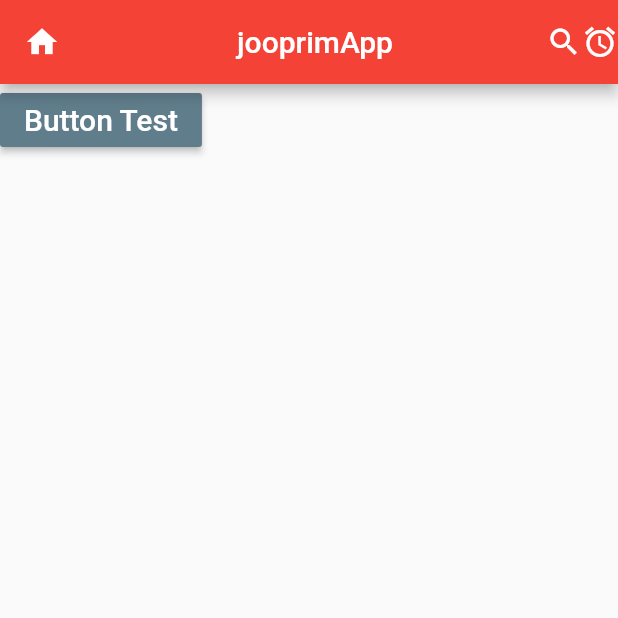
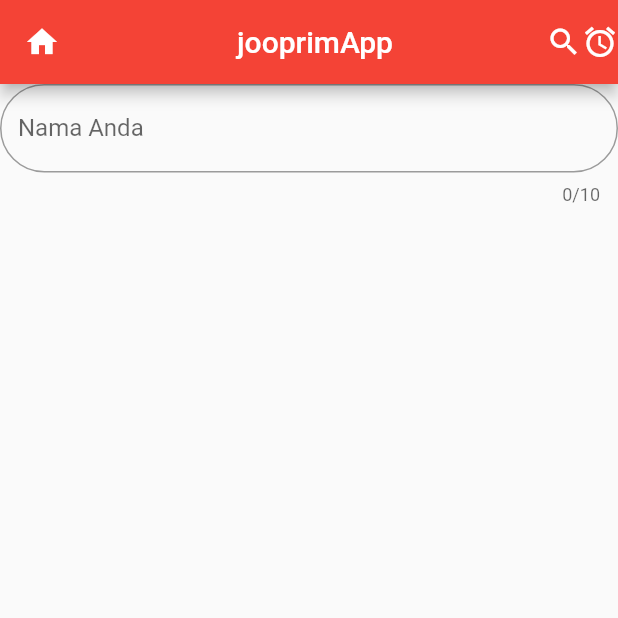
Before and after one commit to jooprima/firstApp_flutter, a Flutter app: the screen it shows after launch, on a phone screen of 412 x 824 dp, the top half of it. Run offline on Flutter 3.47's test engine with Material 2 defaults, Android fonts, the phone set to English and light mode, and no system bars.

```diff
--- a/lib/main.dart
+++ b/lib/main.dart
@@ -20,15 +20,15 @@ class HomePage extends StatelessWidget{
         ],
       ),
       body:
-      RaisedButton(
-        color: Colors.blueGrey,
-        textColor: Colors.white,
-        onPressed: (){
-
-        },
-        child: Text("Button Test",
-        style: TextStyle(fontSize: 20.0),),
-      )
+      TextField(
+        obscureText: true,
+        maxLength: 10,
+        decoration: InputDecoration(
+          hintText: "Nama Anda",
+          labelText: "Nama Anda",
+          border: OutlineInputBorder(borderRadius: BorderRadius.circular(30.0))
+          )
+        ,)
 
       );
   }
```
